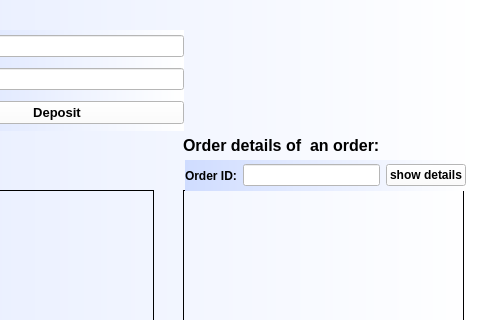
Above: Marketplace-Client/Marketplace-Client/account.ui from Ahmedkhalifa1999/Design-and-Implementation-of-a-Marketplace-system before the change; both pictures show x 677 to 1157 and y 140 to 460 of the 1157 by 619 pixel window. Below: the same form after it.
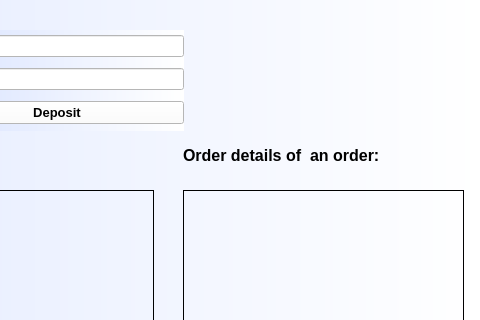
That is the form after the change.

Patch:
```diff
--- a/Marketplace-Client/Marketplace-Client/account.ui
+++ b/Marketplace-Client/Marketplace-Client/account.ui
@@ -387,7 +387,7 @@
    <property name="geometry">
     <rect>
      <x>860</x>
-     <y>270</y>
+     <y>280</y>
      <width>271</width>
      <height>31</height>
     </rect>
@@ -467,55 +467,6 @@
     </layout>
    </widget>
   </widget>
-  <widget class="QWidget" name="layoutWidget">
-   <property name="geometry">
-    <rect>
-     <x>862</x>
-     <y>300</y>
-     <width>281</width>
-     <height>31</height>
-    </rect>
-   </property>
-   <layout class="QHBoxLayout" name="horizontalLayout_4">
-    <item>
-     <widget class="QLabel" name="label_13">
-      <property name="font">
-       <font>
-        <bold>true</bold>
-       </font>
-      </property>
-      <property name="styleSheet">
-       <string notr="true">background-color: qradialgradient(spread:pad, cx:0.5, cy:0.5, radius:2, fx:0.500038, fy:0.511, stop:0.370192 rgba(255, 255, 255, 0), stop:0.4 rgba(255, 162, 162, 80), stop:0.425 rgba(255, 132, 132, 156), stop:0.427885 rgba(255, 188, 188, 80), stop:0.44 rgba(252, 128, 128, 80), stop:1 rgba(255, 255, 255, 0));</string>
-      </property>
-      <property name="text">
-       <string>Order ID:</string>
-      </property>
-     </widget>
-    </item>
-    <item>
-     <widget class="QLineEdit" name="orderIdLine">
-      <property name="styleSheet">
-       <string notr="true">background-color: rgb(255, 255, 255);</string>
-      </property>
-     </widget>
-    </item>
-    <item>
-     <widget class="QPushButton" name="orderDetail">
-      <property name="font">
-       <font>
-        <bold>true</bold>
-       </font>
-      </property>
-      <property name="styleSheet">
-       <string notr="true">background-color: rgb(255, 255, 255);</string>
-      </property>
-      <property name="text">
-       <string>show details</string>
-      </property>
-     </widget>
-    </item>
-   </layout>
-  </widget>
  </widget>
  <resources/>
  <connections/>
```
